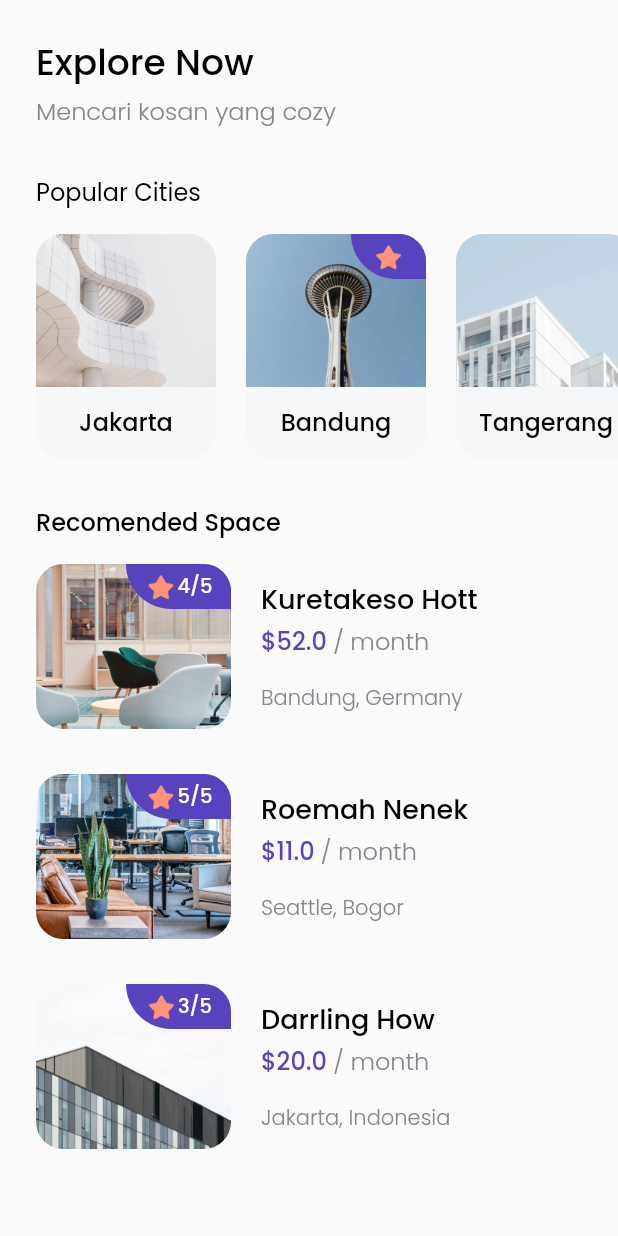
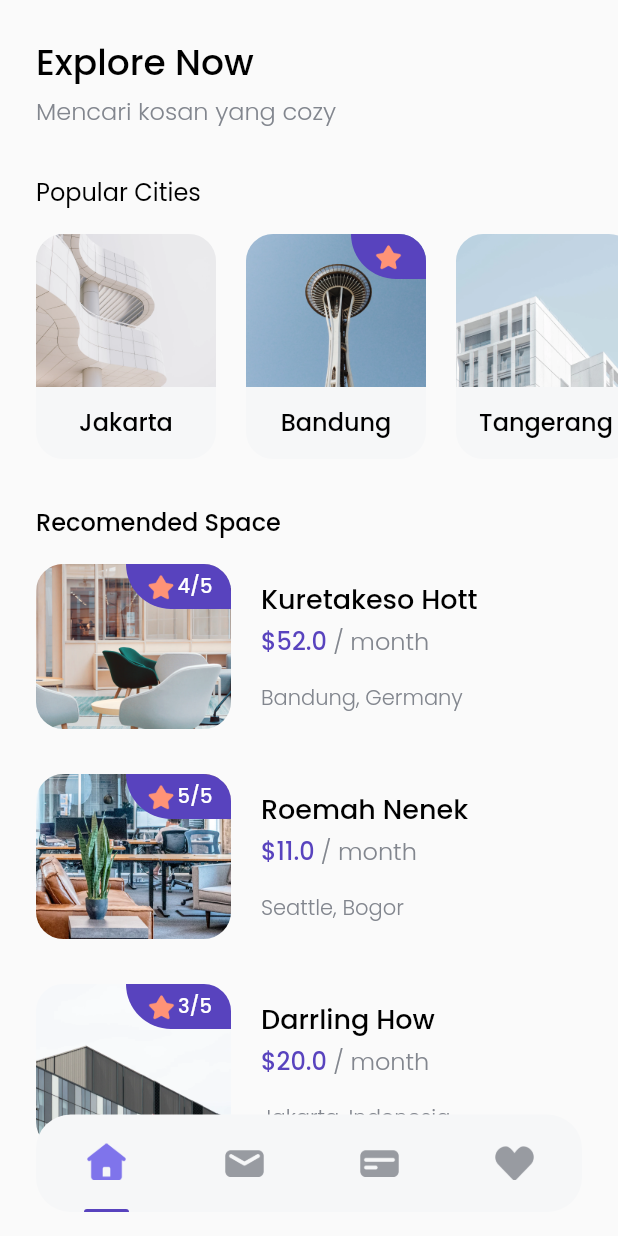
Before and after one commit to endijulian/flutter-find-house, a Flutter app: the HomePage screen opened directly, on a phone screen of 412 x 824 dp. Run offline on Flutter 3.47's test engine with Material 2 defaults, Android fonts, the phone set to English and light mode, and no system bars; our stand-ins replace google_fonts.

Commit message:
bottom navbar widget

```diff
--- a/lib/pages/home_page.dart
+++ b/lib/pages/home_page.dart
@@ -1,8 +1,11 @@
+// ignore_for_file: prefer_const_constructors
+
 import 'package:flutter/material.dart';
 import 'package:flutter_find_house/models/city.dart';
 import 'package:flutter_find_house/models/space.dart';
 import 'package:flutter_find_house/models/tips.dart';
 import 'package:flutter_find_house/theme.dart';
+import 'package:flutter_find_house/widgets/buttom_navbar_item.dart';
 import 'package:flutter_find_house/widgets/city_card.dart';
 import 'package:flutter_find_house/widgets/space_card.dart';
 import 'package:flutter_find_house/widgets/tips_card.dart';
@@ -187,11 +190,48 @@ class  HomePage extends StatelessWidget {
                     )
                   ],
                 ),
-              )
+              ),
+              const SizedBox(
+                height: 50,
+              ),
             ],
           ),
         ),
       ),
+      floatingActionButton: Container(
+        height: 65,
+        width: MediaQuery.of(context).size.width - (2 * edge),
+        margin: EdgeInsets.symmetric(
+          horizontal: edge,
+        ),
+        decoration: BoxDecoration(
+          color: Color(0xffF6F7F8),
+          borderRadius: BorderRadius.circular(23)
+        ),
+        child: Row(
+          mainAxisAlignment: MainAxisAlignment.spaceAround,
+          // ignore: prefer_const_literals_to_create_immutables
+          children: [
+            BottomNavbarItem(
+              imageUrl: 'assets/icon_home.png',
+              isActive: true,
+            ),
+            BottomNavbarItem(
+              imageUrl: 'assets/icon_gmail.png',
+              isActive: false,
+            ),
+            BottomNavbarItem(
+              imageUrl: 'assets/icon_card.png',
+              isActive: false,
+            ),
+            BottomNavbarItem(
+              imageUrl: 'assets/icon_love.png',
+              isActive: false,
+            ),
+          ],
+        ),
+      ),
+      floatingActionButtonLocation: FloatingActionButtonLocation.centerFloat,
     );
   }
 }
--- /dev/null
+++ b/lib/widgets/buttom_navbar_item.dart
@@ -0,0 +1,38 @@
+import 'package:flutter/material.dart';
+import 'package:flutter_find_house/theme.dart';
+
+class BottomNavbarItem extends StatelessWidget {
+  // const BottomNavbarItem({Key? key}) : super(key: key);
+
+  final String imageUrl;
+  final bool isActive;
+
+  const BottomNavbarItem({Key? key,
+    required this.imageUrl,
+    required this.isActive,
+  }) : super(key: key);
+
+  @override
+  Widget build(BuildContext context) {
+    return Column(
+      children: [
+        const Spacer(),
+        Image.asset(
+          imageUrl,
+          width: 26,
+        ),
+        const Spacer(),
+        isActive ? Container(
+          width: 30,
+          height: 2,
+          decoration: BoxDecoration(
+            color: purpleColor,
+            borderRadius: const BorderRadius.vertical(
+              top: Radius.circular(1000),
+            )
+          ),
+        ) : Container(),
+      ],
+    );
+  }
+}
```
Also changed, not shown: assets/icon_card.png (added), assets/icon_gmail.png (added), assets/icon_home.png (added), assets/icon_love.png (added).
